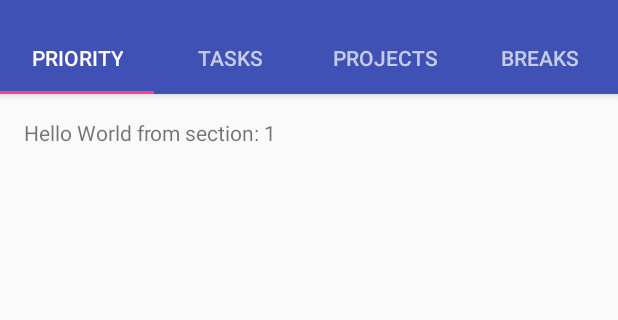
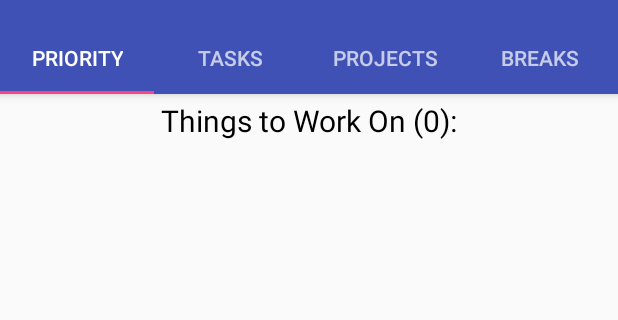
Before and after one commit to gfmcknight/Personal-Manager, an Android app: the screen it shows after launch (MainActivity), on a phone screen of 412 x 824 dp, the part 74-394 px from its top. Run offline under Robolectric (Android 15) with nearby library versions, the phone set to English and light mode, and no system bars.

Commit message:
-Made changes to the formatting of the task description and name -Abstracted the TaskViewFragent so that it can flexibly represent the other pages

```diff
--- a/app/src/main/java/com/mcknight/gfm13/personalmanager/TaskViewFragment.java
+++ b/app/src/main/java/com/mcknight/gfm13/personalmanager/ElementDisplayFragment.java
@@ -4,15 +4,15 @@ import android.content.Context;
 import android.net.Uri;
 import android.os.Bundle;
 import android.support.v4.app.Fragment;
-import android.support.v4.app.FragmentTransaction;
 import android.view.LayoutInflater;
 import android.view.View;
 import android.view.ViewGroup;
-import android.widget.Button;
-import android.widget.EditText;
-import android.widget.FrameLayout;
 import android.widget.LinearLayout;
 import android.widget.TextView;
+
+import com.mcknight.gfm13.personalmanager.ElementDisplayTypes.PriorityDisplay;
+import com.mcknight.gfm13.personalmanager.ElementDisplayTypes.ProjectDisplay;
+import com.mcknight.gfm13.personalmanager.ElementDisplayTypes.TaskDisplay;
 
 import java.util.List;
 
@@ -20,20 +20,27 @@ import java.util.List;
 /**
  * A simple {@link Fragment} subclass.
  * Activities that contain this fragment must implement the
- * {@link TaskViewFragment.OnFragmentInteractionListener} interface
+ * {@link ElementDisplayFragment.OnFragmentInteractionListener} interface
  * to handle interaction events.
- * Use the {@link TaskViewFragment#newInstance} factory method to
+ * Use the {@link ElementDisplayFragment#newInstance} factory method to
  * create an instance of this fragment.
  */
-public class TaskViewFragment extends Fragment {
+public abstract class ElementDisplayFragment extends Fragment {
     // TODO: Rename parameter arguments, choose names that match
     // the fragment initialization parameters, e.g. ARG_ITEM_NUMBER
 
     // TODO: Rename and change types of parameters
 
+    public enum DisplayType {
+        Priority, Task, Project
+    }
+
     private OnFragmentInteractionListener mListener;
 
-    public TaskViewFragment() {
+    protected List<View> taskViews;
+    protected String pageTitle;
+
+    public ElementDisplayFragment() {
         // Required empty public constructor
     }
 
@@ -43,11 +50,25 @@ public class TaskViewFragment extends Fragment {
      *
      * @param param1 Parameter 1.
      * @param param2 Parameter 2.
-     * @return A new instance of fragment TaskViewFragment.
+     * @return A new instance of fragment ElementDisplayFragment.
      */
     // TODO: Rename and change types and number of parameters
-    public static TaskViewFragment newInstance() {
-        TaskViewFragment fragment = new TaskViewFragment();
+    public static ElementDisplayFragment newInstance(DisplayType displayType) {
+        ElementDisplayFragment fragment;
+        switch (displayType) {
+            case Priority:
+                fragment = new PriorityDisplay();
+                break;
+            case Task:
+                fragment = new TaskDisplay();
+                break;
+            case Project:
+                fragment = new ProjectDisplay();
+                break;
+            default:
+                fragment = new TaskDisplay();
+                break;
+        }
         Bundle args = new Bundle();
         fragment.setArguments(args);
         return fragment;
@@ -71,14 +92,6 @@ public class TaskViewFragment extends Fragment {
                              Bundle savedInstanceState) {
         // Inflate the layout for this fragment
         View view = inflater.inflate(R.layout.fragment_task_view, container, false);
-
-        LinearLayout linearLayout = (LinearLayout)view.findViewById(R.id.linear_task_layout);
-        List<Task> tasks = TaskManager.getInstance().GetTasks();
-        int numberOfTasks = TaskManager.getInstance().GetTasks().size();
-        for (int i = 0; i < numberOfTasks; i++)
-        {
-            linearLayout.addView(ViewFactory.makeView(tasks.get(i), getContext()));
-        }
         return view;
 
     }
@@ -102,6 +115,24 @@ public class TaskViewFragment extends Fragment {
         }
     }
 
+    private void refresh() {
+        LinearLayout linearLayout = (LinearLayout)getView().findViewById(R.id.linear_task_layout);
+
+        if (taskViews != null) {
+            for (View view : taskViews) {
+                linearLayout.removeView(view);
+            }
+        }
+
+        taskViews = getPageElements();
+
+        for (View view: taskViews) {
+            linearLayout.addView(view);
+        }
+    }
+
+    abstract protected List<View> getPageElements();
+
     @Override
     public void onDetach() {
         super.onDetach();
@@ -110,9 +141,18 @@ public class TaskViewFragment extends Fragment {
 
     @Override
     public void onResume(){
-        ((TextView)getView().findViewById(R.id.task_number)).setText("All Tasks (" +
-                TaskManager.getInstance().GetTasks().size() + "):");
+        refresh();
+        if (taskViews != null) {
+            ((TextView) getView().findViewById(R.id.page_title)).setText(pageTitle + " (" +
+                    taskViews.size() + "):");
+        }
         super.onResume();
+    }
+
+    @Override
+    public void onStart(){
+        refresh();
+        super.onStart();
     }
 
     /**
--- /dev/null
+++ b/app/src/main/java/com/mcknight/gfm13/personalmanager/ElementDisplayTypes/PriorityDisplay.java
@@ -0,0 +1,24 @@
+package com.mcknight.gfm13.personalmanager.ElementDisplayTypes;
+
+import android.view.View;
+
+import com.mcknight.gfm13.personalmanager.ElementDisplayFragment;
+
+import java.util.ArrayList;
+import java.util.List;
+
+/**
+ * Created by gfm13 on 10/7/2016.
+ */
+
+public class PriorityDisplay extends ElementDisplayFragment {
+    protected List<View> getPageElements() {
+        List<View> elements = new ArrayList<>();
+        return elements;
+    }
+
+    public PriorityDisplay () {
+        super();
+        pageTitle = "Things to Work On";
+    }
+}
--- /dev/null
+++ b/app/src/main/java/com/mcknight/gfm13/personalmanager/ElementDisplayTypes/TaskDisplay.java
@@ -0,0 +1,35 @@
+package com.mcknight.gfm13.personalmanager.ElementDisplayTypes;
+
+import android.view.View;
+
+import com.mcknight.gfm13.personalmanager.ElementDisplayFragment;
+import com.mcknight.gfm13.personalmanager.Task;
+import com.mcknight.gfm13.personalmanager.TaskManager;
+import com.mcknight.gfm13.personalmanager.ViewFactory;
+
+import java.util.ArrayList;
+import java.util.List;
+
+/**
+ * Created by gfm13 on 10/7/2016.
+ */
+
+public class TaskDisplay extends ElementDisplayFragment {
+    protected List<View> getPageElements() {
+        List<View> elements = new ArrayList<>();
+
+        List<Task> tasks = TaskManager.getInstance().GetTasks();
+        int numberOfTasks = TaskManager.getInstance().GetTasks().size();
+        for (int i = 0; i < numberOfTasks; i++)
+        {
+            elements.add(ViewFactory.makeView(tasks.get(i), getContext()));
+        }
+
+        return elements;
+    }
+
+    public TaskDisplay() {
+        super();
+        pageTitle = "All Tasks";
+    }
+}
--- a/app/src/main/java/com/mcknight/gfm13/personalmanager/MainActivity.java
+++ b/app/src/main/java/com/mcknight/gfm13/personalmanager/MainActivity.java
@@ -3,8 +3,6 @@ package com.mcknight.gfm13.personalmanager;
 import android.content.Intent;
 import android.net.Uri;
 import android.support.design.widget.TabLayout;
-import android.support.design.widget.FloatingActionButton;
-import android.support.design.widget.Snackbar;
 import android.support.v7.app.AppCompatActivity;
 import android.support.v7.widget.Toolbar;
 
@@ -19,10 +17,9 @@ import android.view.MenuItem;
 import android.view.View;
 import android.view.ViewGroup;
 
-import android.widget.EditText;
 import android.widget.TextView;
 
-public class MainActivity extends AppCompatActivity implements TaskViewFragment.OnFragmentInteractionListener {
+public class MainActivity extends AppCompatActivity implements ElementDisplayFragment.OnFragmentInteractionListener {
 
     public static double DP_PIXEL_SCALING = 1.0;
     /**
@@ -153,8 +150,12 @@ public class MainActivity extends AppCompatActivity implements TaskViewFragment.
             // getItem is called to instantiate the fragment for the given page.
             // Return a PlaceholderFragment (defined as a static inner class below).
             switch (position) {
+                case 0:
+                    return ElementDisplayFragment.newInstance(ElementDisplayFragment.DisplayType.Priority);
                 case 1:
-                    return TaskViewFragment.newInstance();
+                    return ElementDisplayFragment.newInstance(ElementDisplayFragment.DisplayType.Task);
+                case 2:
+                    return ElementDisplayFragment.newInstance(ElementDisplayFragment.DisplayType.Project);
                 default:
                     return PlaceholderFragment.newInstance(position + 1);
             }
--- a/app/src/main/res/layout/fragment_task_display.xml
+++ b/app/src/main/res/layout/fragment_task_display.xml
@@ -2,7 +2,7 @@
     xmlns:tools="http://schemas.android.com/tools"
     android:layout_width="match_parent"
     android:layout_height="wrap_content"
-    tools:context="com.mcknight.gfm13.personalmanager.TaskDisplayFragment"
+    tools:context="com.mcknight.gfm13.personalmanager.ElementDisplayFragment"
     android:layout_margin="2dp"
     android:padding="2dp">
 
--- a/app/src/main/res/layout/fragment_task_view.xml
+++ b/app/src/main/res/layout/fragment_task_view.xml
@@ -2,7 +2,7 @@
     xmlns:tools="http://schemas.android.com/tools"
     android:layout_width="match_parent"
     android:layout_height="match_parent"
-    tools:context="com.mcknight.gfm13.personalmanager.TaskViewFragment">
+    tools:context="com.mcknight.gfm13.personalmanager.ElementDisplayFragment">
 
     <!-- TODO: Update blank fragment layout -->
     <ScrollView
@@ -22,7 +22,7 @@
                 android:textSize="20dp"
                 android:textColor="@android:color/black"
                 android:text="@string/all_tasks_message"
-                android:id="@+id/task_number" />
+                android:id="@+id/page_title" />
         </LinearLayout>
     </ScrollView>
 </FrameLayout>
--- a/app/src/main/res/values/strings.xml
+++ b/app/src/main/res/values/strings.xml
@@ -9,7 +9,7 @@
     <string name="task_desc_hint">Enter a description for this task.</string>
     <string name="time_est_hint">How long do you think this will take?</string>
     <string name="submit_button">Submit</string>
-    <string name="all_tasks_message">All tasks:</string>
+    <string name="all_tasks_message">Current elements:</string>
 
     <!-- TODO: Remove or change this placeholder text -->
     <string name="hello_blank_fragment">Hello blank fragment</string>
```
Also changed, not shown: app/src/main/java/com/mcknight/gfm13/personalmanager/ElementDisplayTypes/ProjectDisplay.java (added, +25 -0 lines), app/src/main/java/com/mcknight/gfm13/personalmanager/ViewFactory.java (+9 -2 lines).
